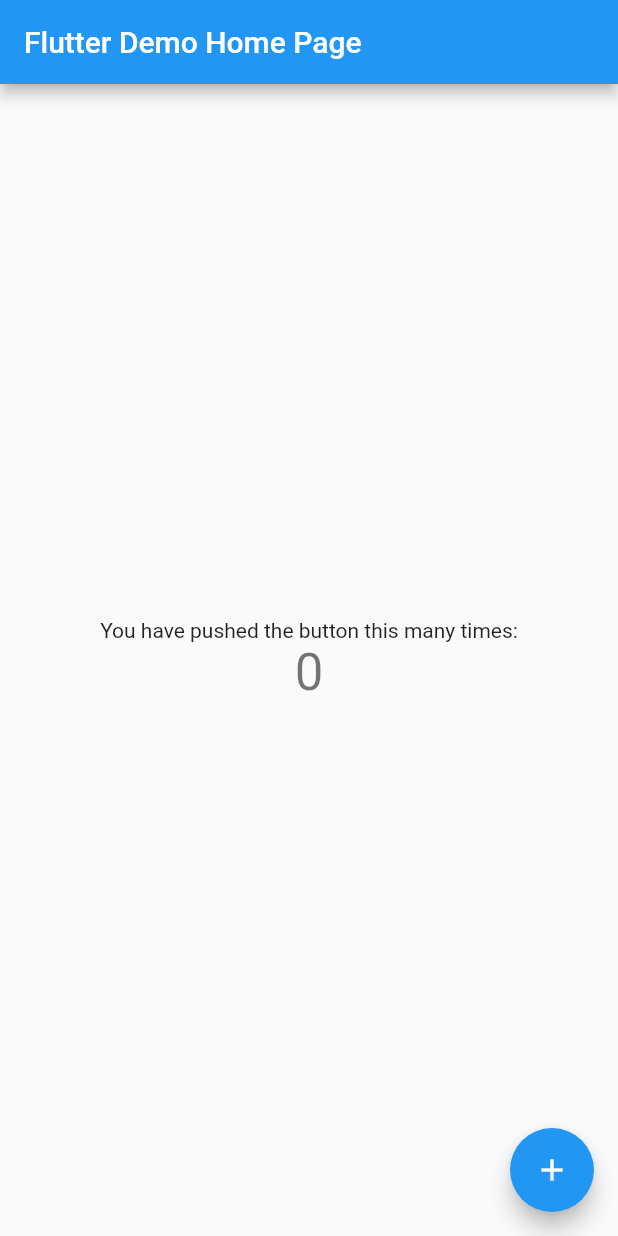
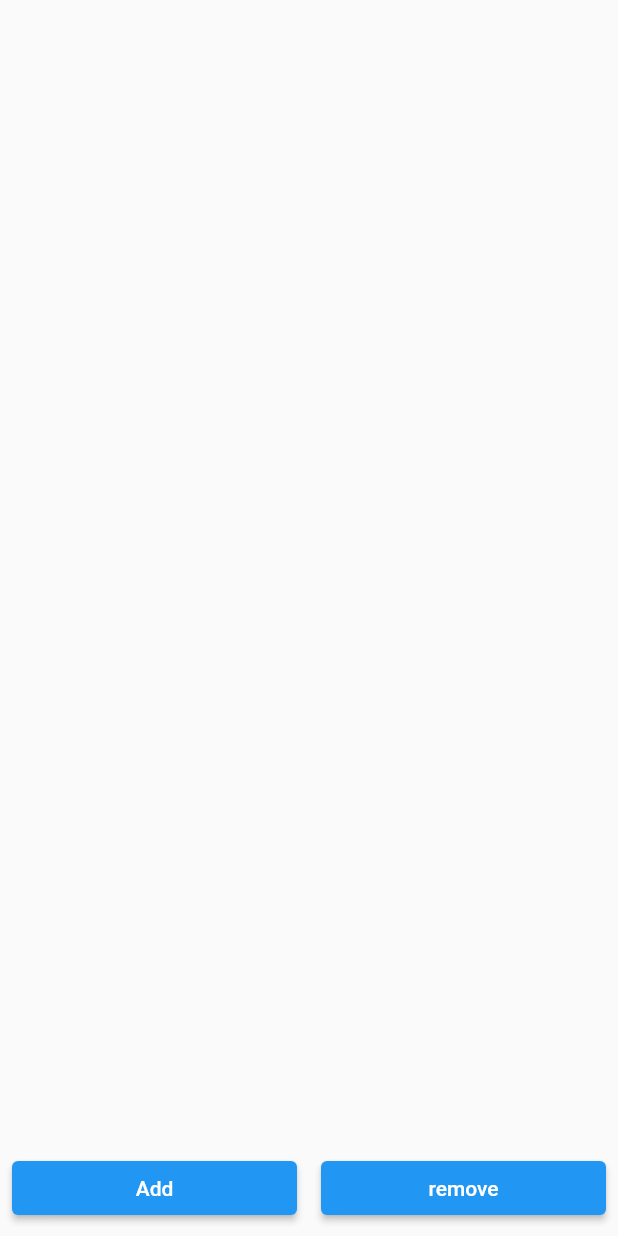
Before and after one commit to mihiron/drift_sample, a Flutter app: the screen it shows after launch, on a phone screen of 412 x 824 dp. Run offline on Flutter 3.47's test engine with Material 2 defaults, Android fonts, the phone set to English and light mode, and no system bars.

Commit message:
ベースレイアウトの修正

```diff
--- a/lib/main.dart
+++ b/lib/main.dart
@@ -5,111 +5,57 @@ void main() {
 }
 
 class MyApp extends StatelessWidget {
-  const MyApp({super.key});
+  const MyApp({
+    Key? key,
+  }) : super(key: key);
 
-  // This widget is the root of your application.
   @override
   Widget build(BuildContext context) {
-    return MaterialApp(
-      title: 'Flutter Demo',
-      theme: ThemeData(
-        // This is the theme of your application.
-        //
-        // Try running your application with "flutter run". You'll see the
-        // application has a blue toolbar. Then, without quitting the app, try
-        // changing the primarySwatch below to Colors.green and then invoke
-        // "hot reload" (press "r" in the console where you ran "flutter run",
-        // or simply save your changes to "hot reload" in a Flutter IDE).
-        // Notice that the counter didn't reset back to zero; the application
-        // is not restarted.
-        primarySwatch: Colors.blue,
-      ),
-      home: const MyHomePage(title: 'Flutter Demo Home Page'),
+    return const MaterialApp(
+      home: DriftSample(),
     );
   }
 }
 
-class MyHomePage extends StatefulWidget {
-  const MyHomePage({super.key, required this.title});
-
-  // This widget is the home page of your application. It is stateful, meaning
-  // that it has a State object (defined below) that contains fields that affect
-  // how it looks.
-
-  // This class is the configuration for the state. It holds the values (in this
-  // case the title) provided by the parent (in this case the App widget) and
-  // used by the build method of the State. Fields in a Widget subclass are
-  // always marked "final".
-
-  final String title;
-
-  @override
-  State<MyHomePage> createState() => _MyHomePageState();
-}
-
-class _MyHomePageState extends State<MyHomePage> {
-  int _counter = 0;
-
-  void _incrementCounter() {
-    setState(() {
-      // This call to setState tells the Flutter framework that something has
-      // changed in this State, which causes it to rerun the build method below
-      // so that the display can reflect the updated values. If we changed
-      // _counter without calling setState(), then the build method would not be
-      // called again, and so nothing would appear to happen.
-      _counter++;
-    });
-  }
+class DriftSample extends StatelessWidget {
+  const DriftSample({
+    Key? key,
+  }) : super(key: key);
 
   @override
   Widget build(BuildContext context) {
-    // This method is rerun every time setState is called, for instance as done
-    // by the _incrementCounter method above.
-    //
-    // The Flutter framework has been optimized to make rerunning build methods
-    // fast, so that you can just rebuild anything that needs updating rather
-    // than having to individually change instances of widgets.
     return Scaffold(
-      appBar: AppBar(
-        // Here we take the value from the MyHomePage object that was created by
-        // the App.build method, and use it to set our appbar title.
-        title: Text(widget.title),
-      ),
-      body: Center(
-        // Center is a layout widget. It takes a single child and positions it
-        // in the middle of the parent.
+      body: SafeArea(
         child: Column(
-          // Column is also a layout widget. It takes a list of children and
-          // arranges them vertically. By default, it sizes itself to fit its
-          // children horizontally, and tries to be as tall as its parent.
-          //
-          // Invoke "debug painting" (press "p" in the console, choose the
-          // "Toggle Debug Paint" action from the Flutter Inspector in Android
-          // Studio, or the "Toggle Debug Paint" command in Visual Studio Code)
-          // to see the wireframe for each widget.
-          //
-          // Column has various properties to control how it sizes itself and
-          // how it positions its children. Here we use mainAxisAlignment to
-          // center the children vertically; the main axis here is the vertical
-          // axis because Columns are vertical (the cross axis would be
-          // horizontal).
-          mainAxisAlignment: MainAxisAlignment.center,
-          children: <Widget>[
-            const Text(
-              'You have pushed the button this many times:',
-            ),
-            Text(
-              '$_counter',
-              style: Theme.of(context).textTheme.headlineMedium,
+          mainAxisAlignment: MainAxisAlignment.spaceBetween,
+          children: [
+            Expanded(child: Container()),
+            Row(
+              mainAxisAlignment: MainAxisAlignment.spaceEvenly,
+              children: [
+                Expanded(
+                  child: Padding(
+                    padding: const EdgeInsets.all(8),
+                    child: ElevatedButton(
+                      child: const Text('Add'),
+                      onPressed: () async {},
+                    ),
+                  ),
+                ),
+                Expanded(
+                  child: Padding(
+                    padding: const EdgeInsets.all(8),
+                    child: ElevatedButton(
+                      child: const Text('remove'),
+                      onPressed: () async {},
+                    ),
+                  ),
+                ),
+              ],
             ),
           ],
         ),
       ),
-      floatingActionButton: FloatingActionButton(
-        onPressed: _incrementCounter,
-        tooltip: 'Increment',
-        child: const Icon(Icons.add),
-      ), // This trailing comma makes auto-formatting nicer for build methods.
     );
   }
 }
```
